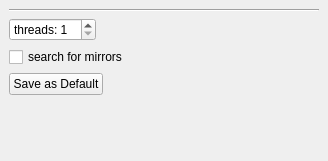
KDE/kget, file transfers/multithreaded/mtdetailswidgetfrm.ui: the form before one commit.
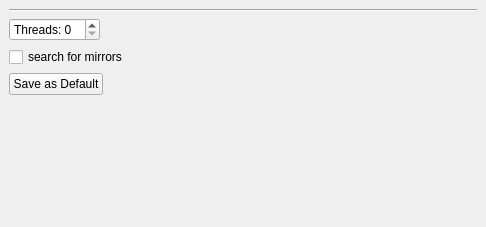
The form after the commit.

Diff of the .ui file:
```diff
--- a/transfers/multithreaded/mtdetailswidgetfrm.ui
+++ b/transfers/multithreaded/mtdetailswidgetfrm.ui
@@ -8,8 +8,8 @@
    <rect>
     <x>0</x>
     <y>0</y>
-    <width>328</width>
-    <height>161</height>
+    <width>486</width>
+    <height>227</height>
    </rect>
   </property>
   <property name="windowTitle" >
@@ -22,7 +22,57 @@
    <property name="spacing" >
     <number>6</number>
    </property>
-   <item row="3" column="0" >
+   <item row="2" column="0" colspan="2" >
+    <widget class="QCheckBox" name="checkBox" >
+     <property name="text" >
+      <string>search for mirrors</string>
+     </property>
+    </widget>
+   </item>
+   <item row="0" column="0" colspan="2" >
+    <widget class="Line" name="line" >
+     <property name="orientation" >
+      <enum>Qt::Horizontal</enum>
+     </property>
+    </widget>
+   </item>
+   <item row="1" column="0" colspan="2" >
+    <layout class="QHBoxLayout" >
+     <property name="margin" >
+      <number>0</number>
+     </property>
+     <property name="spacing" >
+      <number>6</number>
+     </property>
+     <item>
+      <widget class="QSpinBox" name="threadSpinBox" >
+       <property name="suffix" >
+        <string/>
+       </property>
+       <property name="prefix" >
+        <string>Threads: </string>
+       </property>
+       <property name="maximum" >
+        <number>10</number>
+       </property>
+      </widget>
+     </item>
+     <item>
+      <spacer>
+       <property name="orientation" >
+        <enum>Qt::Horizontal</enum>
+       </property>
+       <property name="sizeHint" >
+        <size>
+         <width>191</width>
+         <height>20</height>
+        </size>
+       </property>
+      </spacer>
+     </item>
+    </layout>
+   </item>
+   <item row="3" column="0" colspan="2" >
     <layout class="QHBoxLayout" >
      <property name="margin" >
       <number>0</number>
@@ -60,67 +110,11 @@
      <property name="sizeHint" >
       <size>
        <width>20</width>
-       <height>31</height>
+       <height>40</height>
       </size>
      </property>
     </spacer>
    </item>
-   <item row="2" column="0" >
-    <widget class="QCheckBox" name="checkBox" >
-     <property name="text" >
-      <string>search for mirrors</string>
-     </property>
-    </widget>
-   </item>
-   <item row="1" column="0" >
-    <layout class="QHBoxLayout" >
-     <property name="margin" >
-      <number>0</number>
-     </property>
-     <property name="spacing" >
-      <number>6</number>
-     </property>
-     <item>
-      <widget class="QDoubleSpinBox" name="numberThreadSpinBox" >
-       <property name="prefix" >
-        <string>threads: </string>
-       </property>
-       <property name="decimals" >
-        <number>0</number>
-       </property>
-       <property name="maximum" >
-        <double>10</double>
-       </property>
-       <property name="minimum" >
-        <double>1</double>
-       </property>
-       <property name="value" >
-        <double>1</double>
-       </property>
-      </widget>
-     </item>
-     <item>
-      <spacer>
-       <property name="orientation" >
-        <enum>Qt::Horizontal</enum>
-       </property>
-       <property name="sizeHint" >
-        <size>
-         <width>40</width>
-         <height>20</height>
-        </size>
-       </property>
-      </spacer>
-     </item>
-    </layout>
-   </item>
-   <item row="0" column="0" >
-    <widget class="Line" name="line" >
-     <property name="orientation" >
-      <enum>Qt::Horizontal</enum>
-     </property>
-    </widget>
-   </item>
   </layout>
  </widget>
  <pixmapfunction></pixmapfunction>
```
